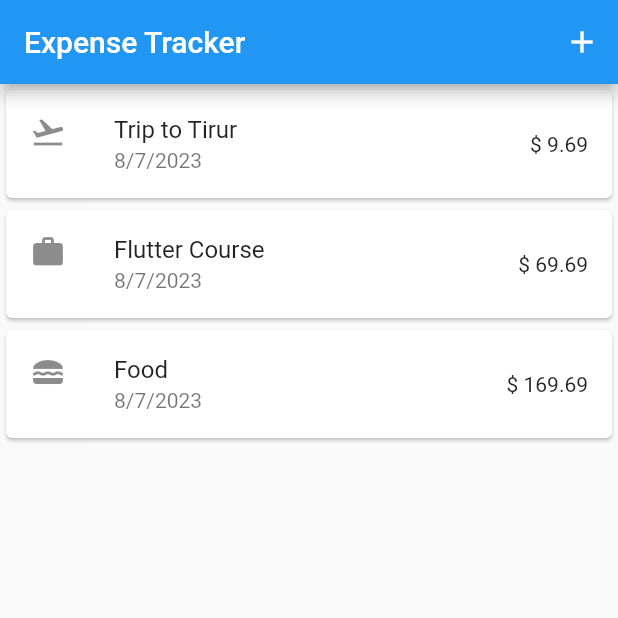
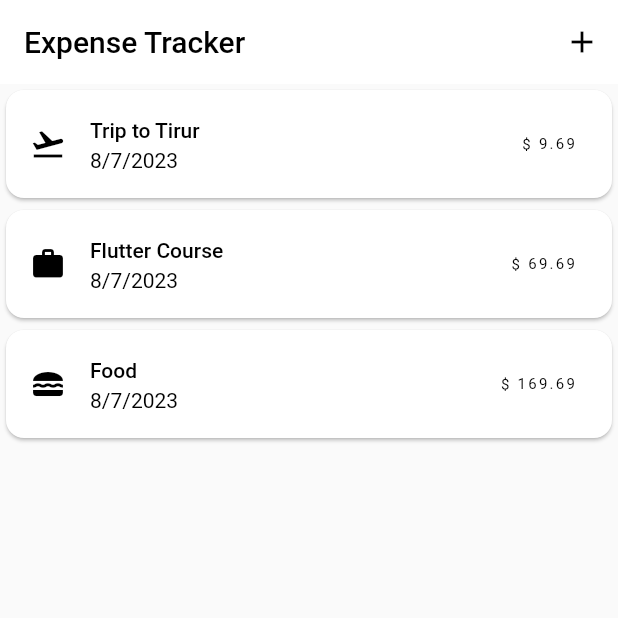
Before and after one commit to saleemsabid/expense_tracker, a Flutter app: the screen it shows after launch, on a phone screen of 412 x 824 dp, the top half of it. Run offline on Flutter 3.47's test engine with Material 2 defaults, Android fonts, the phone set to English and light mode, and no system bars.

Commit message:
final commit before branching out

```diff
--- a/lib/main.dart
+++ b/lib/main.dart
@@ -4,9 +4,10 @@ import 'package:flutter/material.dart';
 import 'package:expense_tracker/widgets/expenses.dart';
 
 void main() {
-  runApp(const MaterialApp(
+  runApp(MaterialApp(
     debugShowCheckedModeBanner: false,
-    home: Expenses(),
+    theme: ThemeData().copyWith(useMaterial3: true),
+    home: const Expenses(),
   ));
   WidgetsFlutterBinding.ensureInitialized();
 }
--- a/lib/widgets/expenses.dart
+++ b/lib/widgets/expenses.dart
@@ -45,13 +45,11 @@ class _ExpensesState extends State<Expenses> {
             ),
           ],
         ),
-        body: SafeArea(
-          child: Center(
-            child: Column(
-              children: [
-                Expanded(child: ExpensesList(expenses: _registeredExpenses)),
-              ],
-            ),
+        body: Center(
+          child: Column(
+            children: [
+              Expanded(child: ExpensesList(expenses: _registeredExpenses)),
+            ],
           ),
         ));
   }
```
